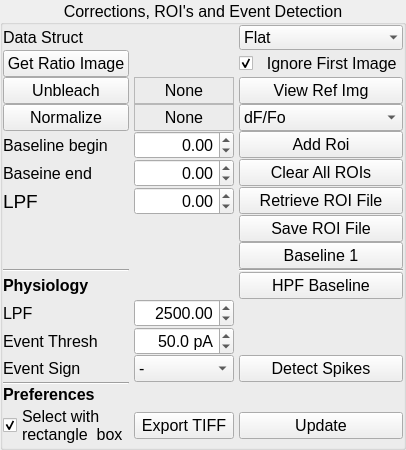
This is lib/analysis/modules/pbm_ImageAnalysis/ctrlTemplate.ui in acq4/acq4 as Qt 5 draws it before an edit. The edited form follows.
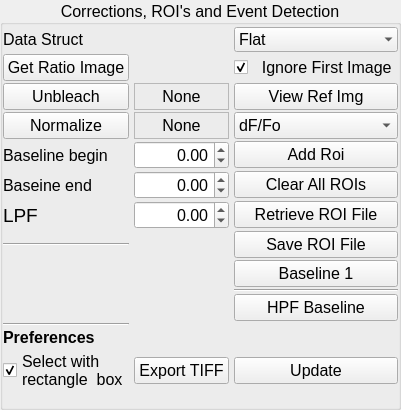
This is the edited form.

Commit message: pbm_ImageAnalysis: STA, BTA now working, restructure of control widget

The edit to the form file:
```diff
--- a/lib/analysis/modules/pbm_ImageAnalysis/ctrlTemplate.ui
+++ b/lib/analysis/modules/pbm_ImageAnalysis/ctrlTemplate.ui
@@ -92,34 +92,6 @@
         </property>
        </widget>
       </item>
-      <item row="15" column="0">
-       <widget class="QLabel" name="label_6">
-        <property name="font">
-         <font>
-          <family>Arial</family>
-          <pointsize>12</pointsize>
-          <weight>75</weight>
-          <bold>true</bold>
-         </font>
-        </property>
-        <property name="text">
-         <string>Physiology</string>
-        </property>
-       </widget>
-      </item>
-      <item row="16" column="0">
-       <widget class="QLabel" name="label_7">
-        <property name="font">
-         <font>
-          <family>Arial</family>
-          <pointsize>12</pointsize>
-         </font>
-        </property>
-        <property name="text">
-         <string>LPF</string>
-        </property>
-       </widget>
-      </item>
       <item row="2" column="3">
        <widget class="QComboBox" name="ImagePhys_DataStruct">
         <property name="sizePolicy">
@@ -198,38 +170,6 @@
         </property>
        </widget>
       </item>
-      <item row="18" column="0">
-       <widget class="QLabel" name="label_4">
-        <property name="font">
-         <font>
-          <family>Arial</family>
-          <pointsize>12</pointsize>
-         </font>
-        </property>
-        <property name="text">
-         <string>Event Thresh</string>
-        </property>
-       </widget>
-      </item>
-      <item row="19" column="0">
-       <widget class="QLabel" name="label_2">
-        <property name="font">
-         <font>
-          <pointsize>12</pointsize>
-         </font>
-        </property>
-        <property name="text">
-         <string>Event Sign</string>
-        </property>
-       </widget>
-      </item>
-      <item row="14" column="0">
-       <widget class="Line" name="line">
-        <property name="orientation">
-         <enum>Qt::Horizontal</enum>
-        </property>
-       </widget>
-      </item>
       <item row="14" column="3">
        <widget class="Line" name="line_2">
         <property name="orientation">
@@ -396,89 +336,14 @@
         </property>
        </widget>
       </item>
-      <item row="16" column="1">
-       <widget class="QDoubleSpinBox" name="ImagePhys_PhysLPF">
-        <property name="font">
-         <font>
-          <family>Arial</family>
-          <pointsize>12</pointsize>
-         </font>
-        </property>
-        <property name="alignment">
-         <set>Qt::AlignRight|Qt::AlignTrailing|Qt::AlignVCenter</set>
-        </property>
-        <property name="minimum">
-         <double>-5000.000000000000000</double>
-        </property>
-        <property name="maximum">
-         <double>50000.000000000000000</double>
-        </property>
-        <property name="value">
-         <double>2500.000000000000000</double>
-        </property>
-       </widget>
-      </item>
-      <item row="18" column="1">
-       <widget class="QDoubleSpinBox" name="ImagePhys_PhysThresh">
-        <property name="font">
-         <font>
-          <family>Arial</family>
-          <pointsize>12</pointsize>
-         </font>
-        </property>
-        <property name="alignment">
-         <set>Qt::AlignRight|Qt::AlignTrailing|Qt::AlignVCenter</set>
-        </property>
-        <property name="suffix">
-         <string> pA</string>
-        </property>
-        <property name="decimals">
-         <number>1</number>
-        </property>
-        <property name="minimum">
-         <double>0.000000000000000</double>
-        </property>
-        <property name="maximum">
-         <double>2000.000000000000000</double>
-        </property>
-        <property name="singleStep">
-         <double>5.000000000000000</double>
-        </property>
-        <property name="value">
-         <double>50.000000000000000</double>
-        </property>
-       </widget>
-      </item>
-      <item row="19" column="1">
-       <widget class="QComboBox" name="ImagePhys_PhysSign">
-        <property name="font">
-         <font>
-          <pointsize>12</pointsize>
-         </font>
-        </property>
-        <property name="currentIndex">
-         <number>1</number>
-        </property>
-        <item>
-         <property name="text">
-          <string>+</string>
-         </property>
-        </item>
-        <item>
-         <property name="text">
-          <string>-</string>
-         </property>
-        </item>
-       </widget>
-      </item>
-      <item row="20" column="0">
+      <item row="17" column="0">
        <widget class="Line" name="line_5">
         <property name="orientation">
          <enum>Qt::Horizontal</enum>
         </property>
        </widget>
       </item>
-      <item row="23" column="0">
+      <item row="20" column="0">
        <widget class="QCheckBox" name="ImagePhys_RectSelect">
         <property name="text">
          <string>Select with 
@@ -489,7 +354,7 @@
         </property>
        </widget>
       </item>
-      <item row="21" column="0">
+      <item row="18" column="0">
        <widget class="QLabel" name="label_9">
         <property name="enabled">
          <bool>true</bool>
@@ -512,7 +377,7 @@
         </property>
        </widget>
       </item>
-      <item row="23" column="3">
+      <item row="20" column="3">
        <widget class="QPushButton" name="ImagePhys_Update">
         <property name="font">
          <font>
@@ -524,24 +389,6 @@
         </property>
        </widget>
       </item>
-      <item row="19" column="3">
-       <widget class="QPushButton" name="ImagePhys_DetectSpikes">
-        <property name="minimumSize">
-         <size>
-          <width>5</width>
-          <height>0</height>
-         </size>
-        </property>
-        <property name="font">
-         <font>
-          <pointsize>12</pointsize>
-         </font>
-        </property>
-        <property name="text">
-         <string>Detect Spikes</string>
-        </property>
-       </widget>
-      </item>
       <item row="7" column="3">
        <widget class="QPushButton" name="ImagePhys_View">
         <property name="font">
@@ -617,13 +464,20 @@
         </property>
        </widget>
       </item>
-      <item row="23" column="1">
+      <item row="20" column="1">
        <widget class="QPushButton" name="ImagePhys_ExportTiff">
         <property name="text">
          <string>Export TIFF</string>
         </property>
        </widget>
       </item>
+      <item row="12" column="0">
+       <widget class="Line" name="line">
+        <property name="orientation">
+         <enum>Qt::Horizontal</enum>
+        </property>
+       </widget>
+      </item>
      </layout>
     </widget>
    </item>
```
The commit also changes 59 other files.
